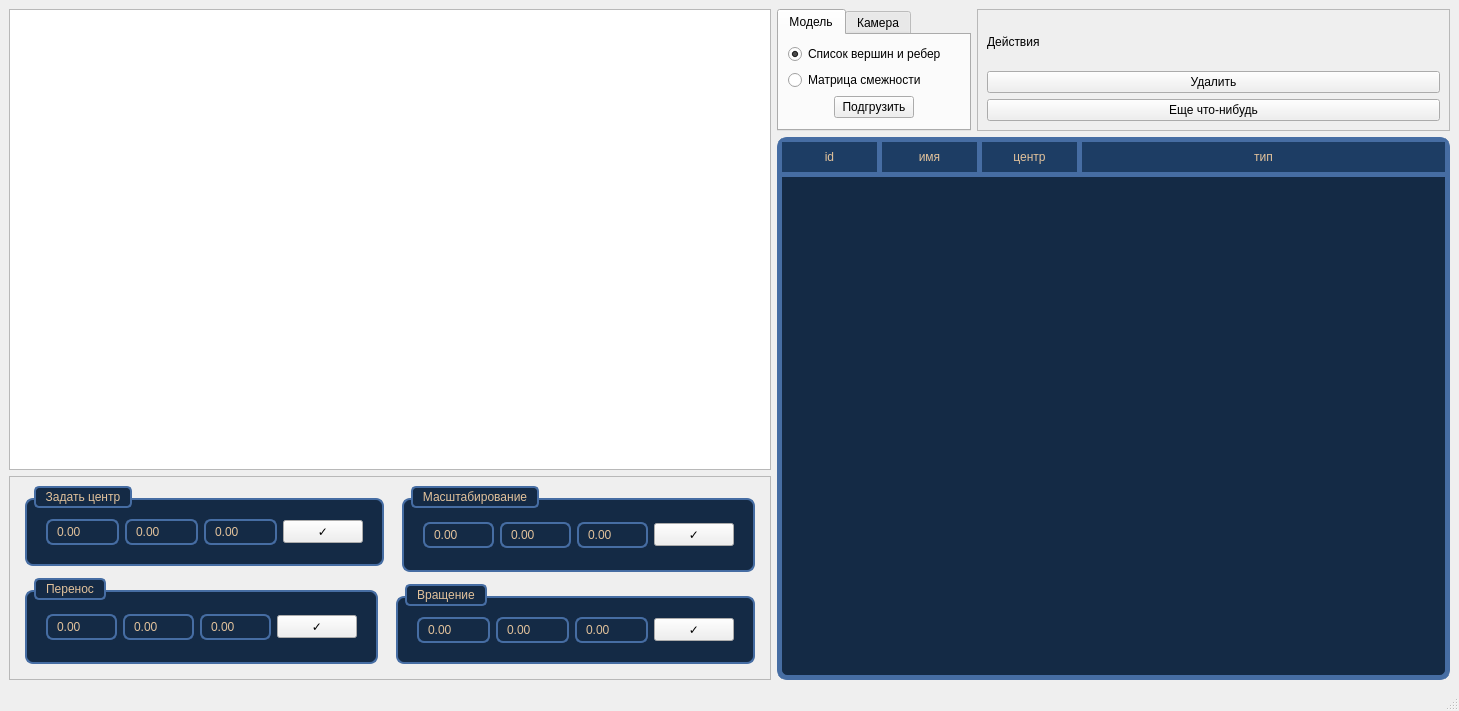
Above: lab_03/UI/mainwindow.ui from arist0crab/bmstu-iu7-4sem-oop before the change. Below: the same form after it.
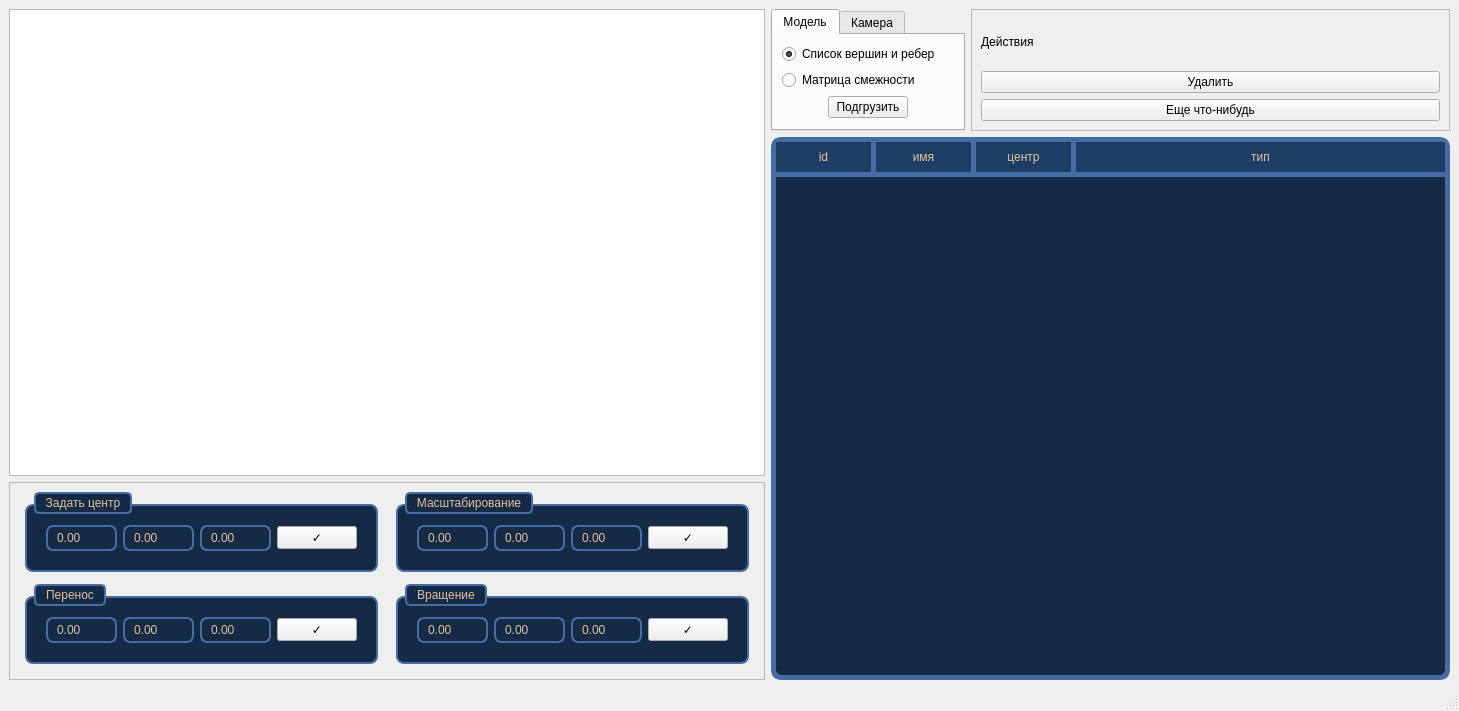
That is the form after the change. The open tabs and pages were chosen to show the change.

The edit to the form file:
```diff
--- a/lab_03/UI/mainwindow.ui
+++ b/lab_03/UI/mainwindow.ui
@@ -458,7 +458,7 @@
        <enum>QFrame::Shadow::Raised</enum>
       </property>
       <layout class="QGridLayout" name="gridLayout_7">
-       <item row="0" column="0" colspan="2">
+       <item row="0" column="0">
         <widget class="QGroupBox" name="groupBox_3">
          <property name="styleSheet">
           <string notr="true">QGroupBox
@@ -505,15 +505,15 @@
          <property name="title">
           <string>Задать центр</string>
          </property>
-         <layout class="QGridLayout" name="gridLayout_5">
-          <item row="0" column="2">
-           <widget class="QDoubleSpinBox" name="doubleSpinBox_8"/>
-          </item>
-          <item row="0" column="1">
-           <widget class="QDoubleSpinBox" name="doubleSpinBox_9"/>
-          </item>
+         <layout class="QGridLayout" name="gridLayout_6">
           <item row="0" column="0">
-           <widget class="QDoubleSpinBox" name="doubleSpinBox_7"/>
+           <widget class="QDoubleSpinBox" name="setCenterXInput"/>
+          </item>
+          <item row="0" column="1">
+           <widget class="QDoubleSpinBox" name="setCenterYInput"/>
+          </item>
+          <item row="0" column="2">
+           <widget class="QDoubleSpinBox" name="setCenterZInput"/>
           </item>
           <item row="0" column="3">
            <widget class="QPushButton" name="setCenterButton">
@@ -525,7 +525,7 @@
          </layout>
         </widget>
        </item>
-       <item row="0" column="2" rowspan="2">
+       <item row="0" column="1">
         <widget class="QGroupBox" name="groupBox_2">
          <property name="styleSheet">
           <string notr="true">QGroupBox
@@ -592,7 +592,7 @@
          </layout>
         </widget>
        </item>
-       <item row="1" column="0" rowspan="2">
+       <item row="1" column="0">
         <widget class="QGroupBox" name="groupBox">
          <property name="styleSheet">
           <string notr="true">QGroupBox
@@ -641,13 +641,7 @@
          </property>
          <layout class="QGridLayout" name="gridLayout_3">
           <item row="0" column="0">
-           <widget class="QDoubleSpinBox" name="doubleSpinBox"/>
-          </item>
-          <item row="0" column="2">
-           <widget class="QDoubleSpinBox" name="doubleSpinBox_3"/>
-          </item>
-          <item row="0" column="1">
-           <widget class="QDoubleSpinBox" name="doubleSpinBox_2"/>
+           <widget class="QDoubleSpinBox" name="moveFigureXInput"/>
           </item>
           <item row="0" column="3">
            <widget class="QPushButton" name="moveFigureButton">
@@ -656,10 +650,16 @@
             </property>
            </widget>
           </item>
+          <item row="0" column="1">
+           <widget class="QDoubleSpinBox" name="moveFigureYInput"/>
+          </item>
+          <item row="0" column="2">
+           <widget class="QDoubleSpinBox" name="moveFigureZInput"/>
+          </item>
          </layout>
         </widget>
        </item>
-       <item row="2" column="1" colspan="2">
+       <item row="1" column="1">
         <widget class="QGroupBox" name="groupBox_4">
          <property name="styleSheet">
           <string notr="true">QGroupBox
@@ -706,15 +706,15 @@
          <property name="title">
           <string>Вращение</string>
          </property>
-         <layout class="QGridLayout" name="gridLayout_6">
+         <layout class="QGridLayout" name="gridLayout_5">
           <item row="0" column="0">
-           <widget class="QDoubleSpinBox" name="doubleSpinBox_10"/>
+           <widget class="QDoubleSpinBox" name="rotateFigureXInput"/>
           </item>
           <item row="0" column="1">
-           <widget class="QDoubleSpinBox" name="doubleSpinBox_11"/>
+           <widget class="QDoubleSpinBox" name="rotateFigureYInput"/>
           </item>
           <item row="0" column="2">
-           <widget class="QDoubleSpinBox" name="doubleSpinBox_12"/>
+           <widget class="QDoubleSpinBox" name="rotateFigureZInput"/>
           </item>
           <item row="0" column="3">
            <widget class="QPushButton" name="rotateFigureButton">
```
Left out of the diff: 22 changed lines with no effect on the pictures.
